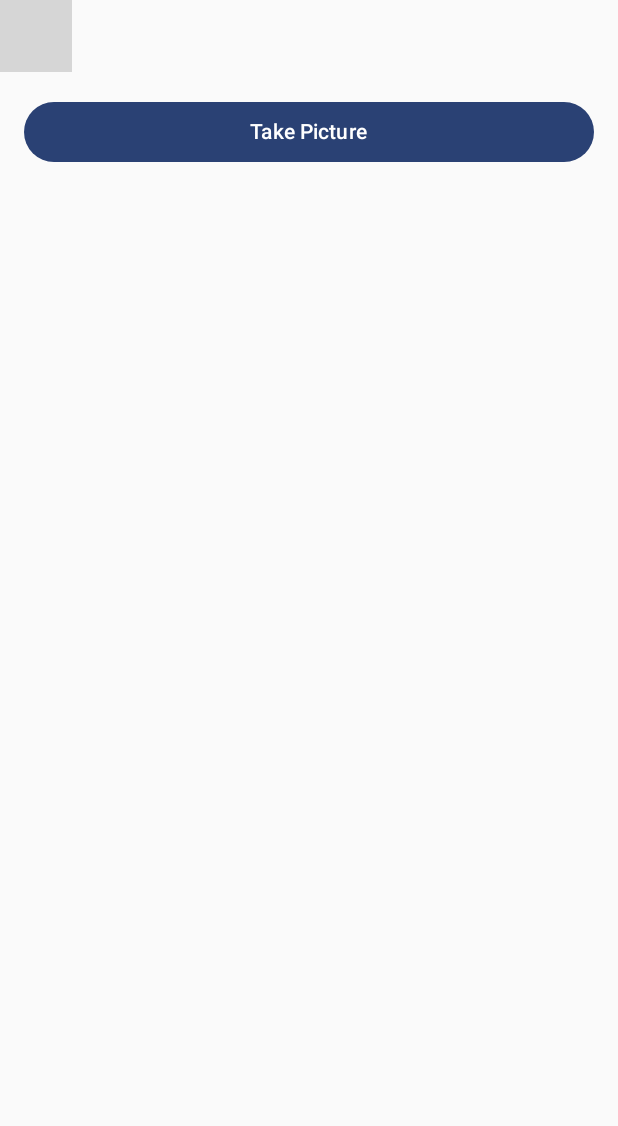
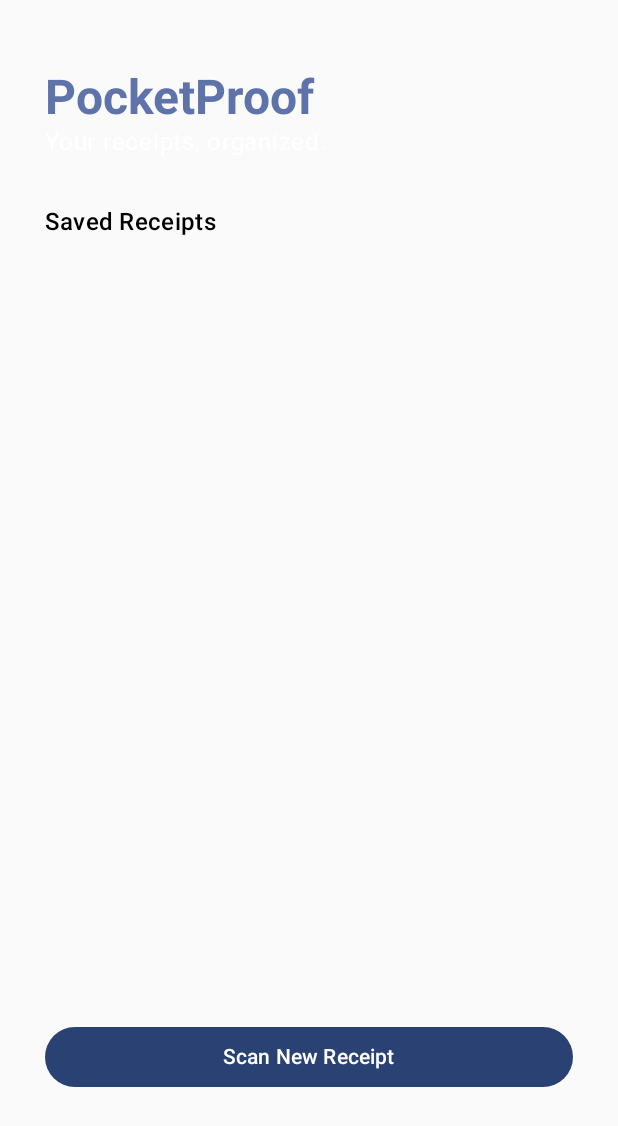
Before and after one commit to MatveyDidenko/PocketProof, an Android app built with Jetpack Compose: the screen it shows after launch (MainActivity), on a phone screen of 412 x 824 dp. Shown: the top 1126 px of the screen. Run offline under Robolectric (Android 15) with nearby library versions, the light colour scheme and no system bars; our stand-ins replace Room's generated code; grey boxes are pictures that could not be loaded.

Commit message:
database implementation + MainScreen

```diff
--- a/app/src/main/java/matveydidenko/pocketproof/MainActivity.kt
+++ b/app/src/main/java/matveydidenko/pocketproof/MainActivity.kt
@@ -36,11 +36,14 @@
 import java.io.FileOutputStream
 import androidx.activity.viewModels
 import androidx.lifecycle.compose.collectAsStateWithLifecycle
+import matveydidenko.pocketproof.database.AppDatabase
+import matveydidenko.pocketproof.database.ReceiptEntity
 
 data class ReceiptItem(val name: String, val price: Double, val qty: String)
 data class OcrResult(val items: List<ReceiptItem>, val subtotal: Double? = 0.0)
 
 sealed class ScreenState {
+    object Main : ScreenState()
     object Camera : ScreenState()
     data class Edit(val bitmap: Bitmap) : ScreenState()
     object Loading : ScreenState()
@@ -85,7 +88,7 @@
     val subtotal = if (jsonObj.has("subtotal") && !jsonObj.isNull("subtotal")) {
         jsonObj.getDouble("subtotal")
     } else {
-        0.0
+        items.sumOf { it.price }
     }
 
     return OcrResult(items = items, subtotal = subtotal)
@@ -96,21 +99,35 @@
 
     override fun onCreate(savedInstanceState: Bundle?) {
         super.onCreate(savedInstanceState)
+
+        val db = AppDatabase.getInstance(this)
+        val dao = db.receiptDao()
+
         enableEdgeToEdge()
 
         setContent {
             val screenState by viewModel.screenState.collectAsStateWithLifecycle()
+            val receipts by viewModel.savedReceipts.collectAsStateWithLifecycle(initialValue = emptyList())
 
             PocketProofTheme {
                 when (val state = screenState) {
-                    ScreenState.Camera -> {
+                    Main -> {
+                        MainScreen(
+                            receipts = receipts,
+                            onScanClick = {
+                                viewModel.setScreenState(Camera)
+                            },
+                            onDeleteReceipt = { viewModel.deleteReceipt(it) }
+                        )
+                    }
+                    Camera -> {
                         CameraScreen(
                             onImageCaptured = { bitmap ->
-                                viewModel.setScreenState(ScreenState.Edit(bitmap))
+                                viewModel.setScreenState(Edit(bitmap))
                             }
                         )
                     }
-                    is ScreenState.Edit -> {
+                    is Edit -> {
                         EditImageScreen(
                             bitmap = state.bitmap,
                             onSave = { finalBitmap ->
@@ -120,7 +137,7 @@
                                     finalBitmap.compress(Bitmap.CompressFormat.JPEG, 95, out)
                                 }
 
-                                viewModel.setScreenState(ScreenState.Loading)
+                                viewModel.setScreenState(Loading)
 
                                 //OCR network request
                                 CoroutineScope(Dispatchers.IO).launch {
@@ -129,19 +146,26 @@
                                     val parsedResult = parseOcrResult(json)
                                     Log.e("MainActivityLOG", "parsed: ${parsedResult}")
                                     withContext(Dispatchers.Main) {
-                                        viewModel.setScreenState(ScreenState.Result(parsedResult))
+                                        viewModel.setScreenState(Result(parsedResult))
                                     }
                                 }
                             },
                             onCancel = {
-                                viewModel.setScreenState(ScreenState.Camera)
+                                viewModel.setScreenState(Camera)
                             }
                         )
                     }
-                    ScreenState.Loading -> LoadingScreen()
-                    is ScreenState.Result -> ResultScreen(
+                    Loading -> LoadingScreen()
+                    is Result -> ResultScreen(
                         data = state.data,
-                        onBack = { viewModel.setScreenState(ScreenState.Camera) }
+                        onBack = { viewModel.setScreenState(Camera) },
+                        onSave = { rawJson ->
+                            CoroutineScope(Dispatchers.IO).launch {
+                                dao.insertReceipt(ReceiptEntity(json = rawJson, timestamp = System.currentTimeMillis()))
+                            }
+
+                            viewModel.setScreenState(Main)
+                        }
                     )
                 }
             }
--- /dev/null
+++ b/app/src/main/java/matveydidenko/pocketproof/MainScreen.kt
@@ -0,0 +1,119 @@
+package matveydidenko.pocketproof
+
+import android.content.res.Configuration
+import androidx.compose.foundation.clickable
+import androidx.compose.foundation.layout.*
+import androidx.compose.foundation.lazy.LazyColumn
+import androidx.compose.foundation.lazy.items
+import androidx.compose.material3.*
+import androidx.compose.runtime.Composable
+import androidx.compose.runtime.mutableStateListOf
+import androidx.compose.runtime.remember
+import androidx.compose.ui.Alignment
+import androidx.compose.ui.Modifier
+import androidx.compose.ui.platform.LocalConfiguration
+import androidx.compose.ui.text.font.FontWeight
+import androidx.compose.ui.unit.dp
+import androidx.compose.ui.unit.sp
+import matveydidenko.pocketproof.database.ReceiptEntity
+
+@Composable
+fun MainScreen(
+    receipts: List<ReceiptEntity>,
+    onScanClick: () -> Unit,
+    onDeleteReceipt: (ReceiptEntity) -> Unit
+) {
+    val configuration = LocalConfiguration.current
+    val isLandscape = configuration.orientation == Configuration.ORIENTATION_LANDSCAPE
+
+    val expandedIds = remember { mutableStateListOf<Int>() }
+
+    Column(
+        modifier = Modifier
+            .fillMaxSize()
+            .padding(
+                horizontal = if (isLandscape) 50.dp else 30.dp,
+                vertical = if (isLandscape) 24.dp else 45.dp
+            )
+    ) {
+        Column(modifier = Modifier.weight(1f, fill = true)) {
+            Text(
+                text = "PocketProof",
+                style = MaterialTheme.typography.headlineLarge.copy(
+                    fontSize = 32.sp,
+                    fontWeight = FontWeight.Bold,
+                    color = MaterialTheme.colorScheme.primaryContainer
+                )
+            )
+            Text(
+                text = "Your receipts, organized.",
+                style = MaterialTheme.typography.bodyLarge.copy(
+                    color = MaterialTheme.colorScheme.onPrimary
+                )
+            )
+
+            Spacer(Modifier.height(32.dp))
+
+            Text("Saved Receipts", style = MaterialTheme.typography.titleMedium)
+            Spacer(Modifier.height(8.dp))
+
+            LazyColumn(
+                verticalArrangement = Arrangement.spacedBy(12.dp),
+                modifier = Modifier.weight(1f, fill = true)
+            ) {
+                items(receipts, key = { it.id }) { receipt ->
+                    Column {
+                        Card(
+                            modifier = Modifier
+                                .fillMaxWidth()
+                                .clickable {
+                                    if (expandedIds.contains(receipt.id)) {
+                                        expandedIds.remove(receipt.id)
+                                    } else {
+                                        expandedIds.add(receipt.id)
+                                    }
+                                },
+                            colors = CardDefaults.cardColors(containerColor = MaterialTheme.colorScheme.surfaceVariant)
+                        ) {
+                            Column(
+                                modifier = Modifier
+                                    .fillMaxWidth()
+                                    .padding(16.dp)
+                            ) {
+                                Text("Receipt ID: ${receipt.id}")
+                                Text("Contents: ${receipt.json}")
+                                if (expandedIds.contains(receipt.id)) {
+                                    Spacer(modifier = Modifier.height(8.dp))
+                                    Row(
+                                        horizontalArrangement = Arrangement.spacedBy(12.dp)
+                                    ) {
+                                        OutlinedButton(onClick = { onDeleteReceipt(receipt) }) {
+                                            Text("Delete")
+                                        }
+                                        OutlinedButton(onClick = { /* TODO */ }) {
+                                            Text("Edit")
+                                        }
+                                    }
+                                }
+                            }
+                        }
+                    }
+                }
+            }
+        }
+
+        Spacer(Modifier.height(16.dp))
+        Button(
+            onClick = onScanClick,
+            modifier = Modifier
+                .fillMaxWidth()
+                .padding(bottom = 50.dp),
+            colors = ButtonDefaults.buttonColors(
+                containerColor = MaterialTheme.colorScheme.primary,
+                contentColor = MaterialTheme.colorScheme.onPrimary
+            )
+        ) {
+            Text("Scan New Receipt")
+        }
+    }
+}
--- a/app/src/main/java/matveydidenko/pocketproof/MainViewModel.kt
+++ b/app/src/main/java/matveydidenko/pocketproof/MainViewModel.kt
@@ -1,12 +1,27 @@
 package matveydidenko.pocketproof
 
+import android.app.Application
 import android.graphics.Bitmap
+import androidx.lifecycle.AndroidViewModel
 import androidx.lifecycle.ViewModel
+import androidx.lifecycle.viewModelScope
 import kotlinx.coroutines.flow.MutableStateFlow
 import kotlinx.coroutines.flow.StateFlow
+import kotlinx.coroutines.launch
+import matveydidenko.pocketproof.database.AppDatabase
+import matveydidenko.pocketproof.database.ReceiptEntity
 
-class MainViewModel : ViewModel() {
-    private val _screenState = MutableStateFlow<ScreenState>(ScreenState.Camera)
+class MainViewModel(application: Application) : AndroidViewModel(application) {
+    private val dao = AppDatabase.getInstance(application).receiptDao()
+    val savedReceipts = dao.getAllReceiptsFlow()
+
+    fun deleteReceipt(receipt: ReceiptEntity) {
+        viewModelScope.launch {
+            dao.delete(receipt)
+        }
+    }
+
+    private val _screenState = MutableStateFlow<ScreenState>(ScreenState.Main)
     val screenState: StateFlow<ScreenState> = _screenState
 
     fun setScreenState(state: ScreenState){
--- /dev/null
+++ b/app/src/main/java/matveydidenko/pocketproof/database/AppDatabase.kt
@@ -0,0 +1,24 @@
+package matveydidenko.pocketproof.database
+
+import android.content.Context
+import androidx.room.Database
+import androidx.room.Room
+import androidx.room.RoomDatabase
+
+@Database(entities = [ReceiptEntity::class], version = 1)
+abstract class AppDatabase : RoomDatabase() {
+    abstract fun receiptDao(): ReceiptDao
+
+    companion object {
+        @Volatile private var INSTANCE: AppDatabase? = null
+
+        fun getInstance(context: Context): AppDatabase =
+            INSTANCE ?: synchronized(this) {
+                INSTANCE ?: Room.databaseBuilder(
+                    context.applicationContext,
+                    AppDatabase::class.java,
+                    "receipts.db"
+                ).build().also { INSTANCE = it }
+            }
+    }
+}
--- /dev/null
+++ b/app/src/main/java/matveydidenko/pocketproof/database/ReceiptDao.kt
@@ -0,0 +1,22 @@
+package matveydidenko.pocketproof.database
+
+import androidx.room.Dao
+import androidx.room.Delete
+import androidx.room.Insert
+import androidx.room.Query
+import kotlinx.coroutines.flow.Flow
+
+@Dao
+interface ReceiptDao {
+    @Insert
+    suspend fun insertReceipt(receipt: ReceiptEntity)
+
+    @Delete
+    suspend fun delete(receipt: ReceiptEntity)
+
+    @Query("SELECT * FROM receipts ORDER BY timestamp DESC")
+    fun getAllReceiptsFlow(): Flow<List<ReceiptEntity>>
+
+    @Query("SELECT * FROM receipts ORDER BY timestamp DESC")
+    suspend fun getAllReceipts(): List<ReceiptEntity>
+}
```
Also changed, not shown: app/build.gradle.kts (+8 -0 lines), app/src/main/java/matveydidenko/pocketproof/ResultScreen.kt (+90 -15 lines), app/src/main/java/matveydidenko/pocketproof/database/ReceiptEntity.kt (added, +11 -0 lines).
